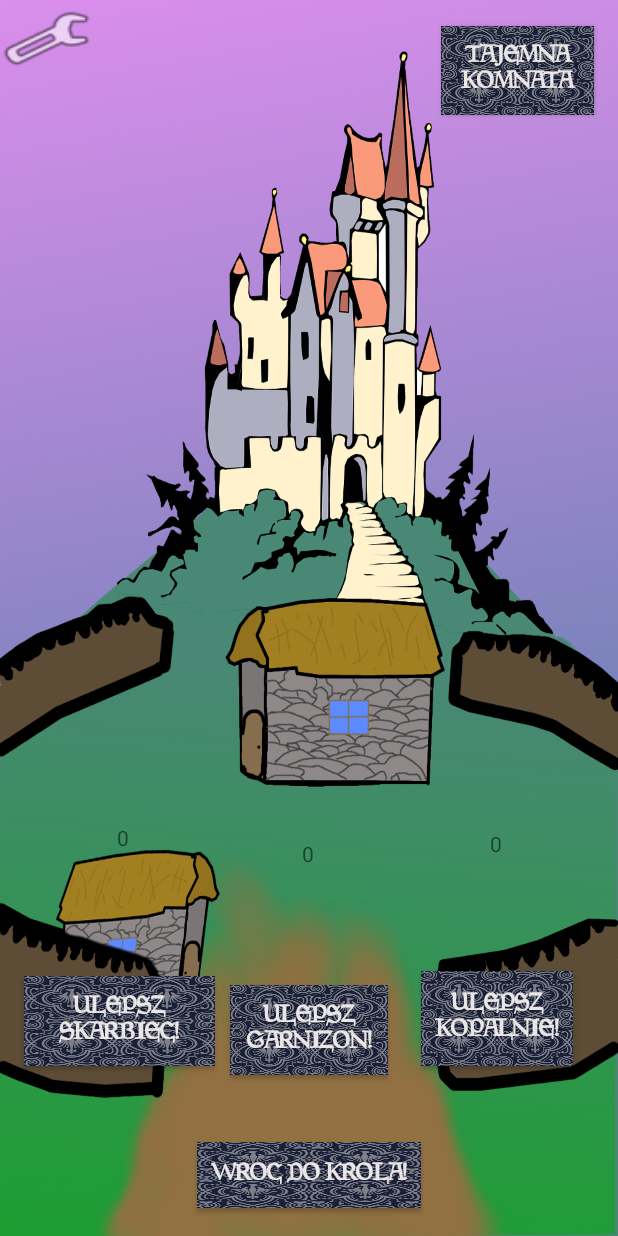
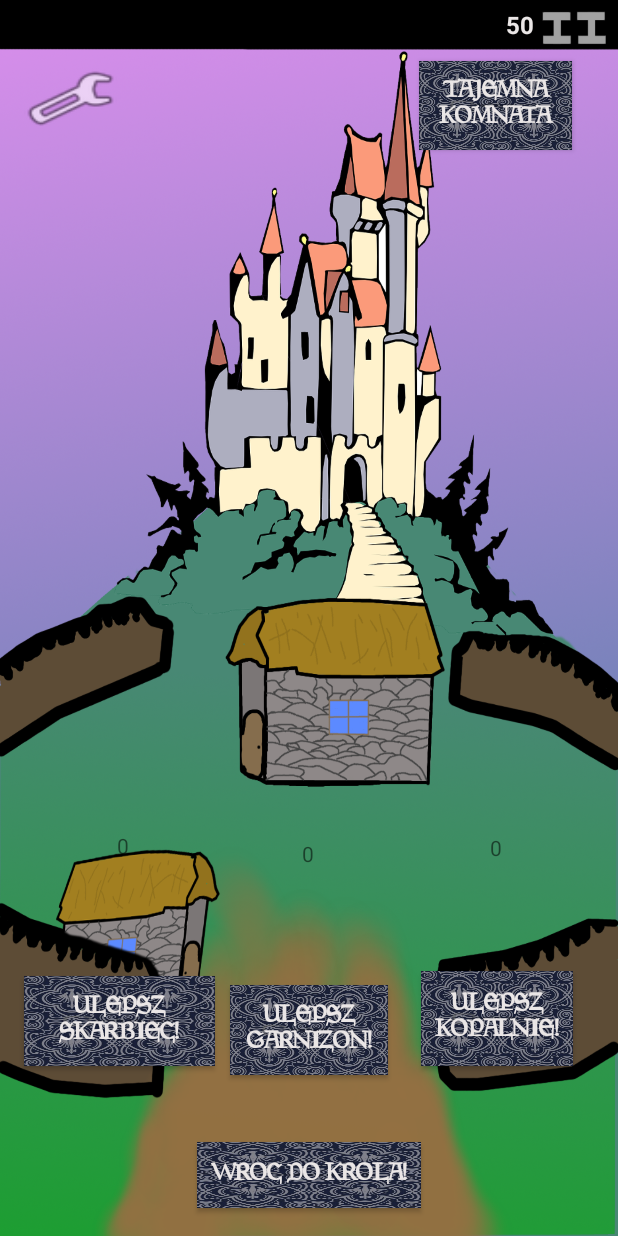
Before and after one commit to BartekWMII/Projekt-WMII, an Android app: the activity_city_upgrade screen opened directly, with no data from a screen before it, on a phone screen of 412 x 824 dp. Run offline under Robolectric (Android 15) with nearby library versions, the light colour scheme and no system bars; Roboto replaces fonts that are not available here.

Commit message:
Edytowane przez Mikolaja Cieslaka

```diff
--- a/app/src/main/java/com/example/helikoptery/activity_city_upgrade.java
+++ b/app/src/main/java/com/example/helikoptery/activity_city_upgrade.java
@@ -5,6 +5,7 @@
 import android.content.Context;
 import android.content.DialogInterface;
 import android.content.Intent;
+import android.content.SharedPreferences;
 import android.support.v7.app.AlertDialog;
 import android.support.v7.app.AppCompatActivity;
 import android.os.Bundle;
@@ -13,8 +14,13 @@
 import android.widget.TextView;
 import android.widget.Toast;
 
+import org.w3c.dom.Text;
+
 public class activity_city_upgrade extends AppCompatActivity {
 
+    private TextView textViewSkarb;
+    private TextView textViewKosz;
+    private TextView textViewKop;
     public static int miastoa;
     public static int miastoimpa;
     public static int miastob;
@@ -26,13 +32,67 @@
     private Button button,button2,button3;
     public static int goldKing,goldCity;
     public static int armyCity,armyKing;
+    public static int KwiatMiasta=0;
+    public static int DrzewoMiasta=0;
     public static int kontrol=0;
     public static int licznikQ=0;
     boolean SprCityA=false, SprCityAImp=false, SprCityBImp=false, SprCityB=false, SprCityCImp=false, SprCityC=false, SprArmyImp=false, SprArmy=false, SprGold=false, SprGoldImp=false;
     boolean SprStal=false, SprStalImp=false;
+    public static int bezpiecznik,licznik,kontrolka,counterQ,CityA,CityB,CityC;
+    public static String UpCityA, UpCityB, UpCityC;
 
     Context context = this;
 
+    @Override
+    protected void onPause() {
+        super.onPause();
+
+        SharedPreferences sharedPref = this.getPreferences(Context.MODE_PRIVATE);
+        SharedPreferences.Editor editor = sharedPref.edit();
+        editor.putString("daneA", textViewSkarb.getText().toString());
+        editor.putString("daneB", textViewKosz.getText().toString());
+        editor.putString("daneC", textViewKop.getText().toString());
+        editor.putInt("kwiat3", KwiatMiasta);
+        KwiatMiasta++;
+        Toast.makeText(activity_city_upgrade.this, "DzialaP " + UpCityA + " " + UpCityB+" "+" "+ UpCityC+" "+KwiatMiasta, Toast.LENGTH_LONG).show();
+        editor.commit();
+    }
+
+
+    @Override
+    protected void onResume () {
+        super.onResume();
+        // Toast.makeText(activity_afterMenu.this, kwiat, Toast.LENGTH_LONG).show();
+
+        if(KwiatMiasta>0)
+        {
+            super.onResume();
+            SharedPreferences sharedPref = this.getPreferences(Context.MODE_PRIVATE);
+            DrzewoMiasta = sharedPref.getInt("kwiat3", 1);
+            UpCityA = sharedPref.getString("daneA", ""); // Tekst zapisujemy do zmiennej globalnej i w metodzie OnCreate() przypisujemy do odpowiedniej kontrolki EditText: editText.setText(txt);
+            UpCityB = sharedPref.getString("daneB", ""); // Tekst zapisujemy do zmiennej globalnej i w metodzie OnCreate() przypisujemy do odpowiedniej kontrolki EditText: editText.setText(txt);
+            UpCityC = sharedPref.getString("daneC", "");
+            KwiatMiasta = DrzewoMiasta;
+            Toast.makeText(activity_city_upgrade.this, "Dziala " + UpCityA + " " + UpCityB + " " + " " + UpCityC + " " + DrzewoMiasta, Toast.LENGTH_LONG).show();
+            TextView showCountTextView = (TextView) findViewById(R.id.textViewSkarb);
+            TextView showCountTextView2 = (TextView) findViewById(R.id.textViewKoszar);
+            TextView showCountTextView3 = (TextView) findViewById(R.id.textViewKop);
+            showCountTextView.setText(String.valueOf(miastoa));
+            showCountTextView2.setText(String.valueOf(miastob));
+            showCountTextView3.setText(String.valueOf(miastoc));
+            try{
+                miastoa = Integer.parseInt(UpCityA);
+                miastob = Integer.parseInt(UpCityB);
+                miastoc = Integer.parseInt(UpCityC);
+            } catch (NumberFormatException e) {
+               // e.printStackTrace();
+            }
+
+            KwiatMiasta++;
+        }
+
+
+        }
 
 
     @Override
@@ -40,14 +100,25 @@
         super.onCreate(savedInstanceState);
         setContentView(R.layout.activity_city_upgrade);
 
+        KwiatMiasta++;
+        //textViewSkarb = findViewById(R.id.textViewSkarb);
+       //textViewKosz = findViewById(R.id.textViewKoszar);
+        //textViewKop= findViewById(R.id.textViewKop);
+
+        setContentView(R.layout.activity_city_upgrade);
+        bezpiecznik = getIntent().getIntExtra("Kod", licznik);
+        kontrolka = getIntent().getIntExtra("kontrola", counterQ);
+
         button=findViewById(R.id.SecretButton);
+        button2=findViewById(R.id.KingBack);
+
         button.setOnClickListener(new View.OnClickListener() {
             @Override
             public void onClick(View view) {
                 moveToSecret();
             }
         });
-        button2=findViewById(R.id.KingBack);
+
         button2.setOnClickListener(new View.OnClickListener() {
             @Override
             public void onClick(View view) {
@@ -66,12 +137,15 @@
         TextView showCountTextView = (TextView) findViewById(R.id.textViewSkarb);
         TextView showCountTextViewKosz=(TextView) findViewById(R.id.textViewKoszar);
         TextView showCountTextViewKop=(TextView) findViewById(R.id.textViewKop);
+        TextView showStal=(TextView) findViewById(R.id.textViewIleStal);
         String countString = showCountTextView.getText().toString();
-        String countStringb = showCountTextView.getText().toString();
-        String countStringc = showCountTextView.getText().toString();
+        String countStringb = showCountTextViewKosz.getText().toString();
+        String countStringc = showCountTextViewKop.getText().toString();
+        String countStal =  showStal.getText().toString();
         Integer miastoSa = Integer.parseInt(countString);
         Integer miastoSb = Integer.parseInt(countStringb);
         Integer miastoSc = Integer.parseInt(countStringc);
+        Integer stalinium = Integer.parseInt(countStal);
         stalimp=getIntent().getIntExtra("Stal",stal);
         miastoimpa=getIntent().getIntExtra("skarb",miastoa);
         miastoimpb=getIntent().getIntExtra("kosz",miastob);
@@ -81,10 +155,22 @@
         miastoSa=miastoa;
         miastoSb=miastob;
         miastoSc=miastoc;
+        stalinium=stal;
         showCountTextView.setText(miastoSa.toString());
         showCountTextViewKosz.setText(miastoSb.toString());
         showCountTextViewKop.setText(miastoSc.toString());
+        showStal.setText(stalinium.toString());
+        textViewSkarb=findViewById(R.id.textViewSkarb);
+        textViewKosz=findViewById(R.id.textViewKoszar);
+        textViewKop=findViewById(R.id.textViewKop);
+        KwiatMiasta++;
 
+        if(stal!=stalimp) {
+            TextView showCountTextView2 = (TextView) findViewById(R.id.textViewIleStal);
+            stal = stalimp;
+            String Bim = Integer.toString(stal);
+            showCountTextView2.setText(Bim);
+        }
     }
 
 
@@ -133,11 +219,15 @@
 
         TextView showCountTextView =
                 (TextView) findViewById(R.id.textViewSkarb);
+        TextView showCountTextView2 =
+                (TextView) findViewById(R.id.textViewIleStal);
 
-        miastoa=miastoa+miastoimpa;
+        miastoa=miastoa;
         if (SprStalImp!=SprStal)
         {
             stal = stal + stalimp;
+            String Bim=Integer.toString(stal);
+            showCountTextView2.setText(Bim);
         }
         int sprM=miastoa;
         if ((sprM+1)*10>stal)
@@ -146,10 +236,12 @@
         }
         else{
             stal=stal-(10*miastoa)-5;
-            miastoa=miastoa+1;
+            miastoa++;
             String miastostringa=Integer.toString(miastoa);
             showCountTextView.setText(miastostringa);
             SprCityA=true;
+            String Bim=Integer.toString(stal);
+            showCountTextView2.setText(Bim);
         }
     }
 
@@ -157,11 +249,15 @@
 
         TextView showCountTextView =
                 (TextView) findViewById(R.id.textViewKoszar);
+        TextView showCountTextView2 =
+                (TextView) findViewById(R.id.textViewIleStal);
 
-        miastob=miastob+miastoimpb;
+        miastob=miastob;
         if (SprStalImp!=SprStal)
         {
             stal = stal + stalimp;
+            String Bim=Integer.toString(stal);
+            showCountTextView2.setText(Bim);
         }
         int sprM=miastob;
         if ((sprM+1)*10>stal)
@@ -170,10 +266,12 @@
         }
         else{
             stal=stal-(10*miastob)-5;
-            miastob=miastob+1;
+            miastob++;
             SprCityB=true;
             String miastostringb=Integer.toString(miastob);
             showCountTextView.setText(miastostringb);
+            String Bim=Integer.toString(stal);
+            showCountTextView2.setText(Bim);
 
         }
     }
@@ -182,11 +280,15 @@
 
         TextView showCountTextView =
                 (TextView) findViewById(R.id.textViewKop);
+        TextView showCountTextView2 =
+                (TextView) findViewById(R.id.textViewIleStal);
 
-        miastoc=miastoc+miastoimpc;
+        miastoc=miastoc;
         if (SprStalImp!=SprStal)
         {
             stal = stal + stalimp;
+            String Bim=Integer.toString(stal);
+            showCountTextView2.setText(Bim);
         }
         int sprM=miastoc;
         if ((sprM+1)*10>stal)
@@ -195,10 +297,12 @@
         }
         else{
             stal=stal-(10*miastoc)-5;
-            miastoc=miastoc+1;
+            miastoc++;
             SprCityB=true;
             String miastostringc=Integer.toString(miastoc);
             showCountTextView.setText(miastostringc);
+            String Bim=Integer.toString(stal);
+            showCountTextView2.setText(Bim);
         }
     }
 }
--- a/app/src/main/res/layout/activity_city_upgrade.xml
+++ b/app/src/main/res/layout/activity_city_upgrade.xml
@@ -68,18 +68,22 @@
                 android:textStyle="bold"
                 app:layout_constraintBottom_toBottomOf="parent"
                 app:layout_constraintEnd_toEndOf="parent"
-                app:layout_constraintHorizontal_bias="0.948"
+                app:layout_constraintHorizontal_bias="0.902"
                 app:layout_constraintStart_toStartOf="parent"
                 app:layout_constraintTop_toTopOf="parent"
-                app:layout_constraintVertical_bias="0.023" />
+                app:layout_constraintVertical_bias="0.053" />
 
             <Button
                 android:id="@+id/SettingsButton"
                 android:layout_width="62dp"
                 android:layout_height="51dp"
                 android:background="@android:drawable/ic_menu_manage"
-                tools:layout_editor_absoluteX="16dp"
-                tools:layout_editor_absoluteY="24dp" />
+                app:layout_constraintBottom_toBottomOf="parent"
+                app:layout_constraintEnd_toEndOf="parent"
+                app:layout_constraintHorizontal_bias="0.045"
+                app:layout_constraintStart_toStartOf="parent"
+                app:layout_constraintTop_toTopOf="parent"
+                app:layout_constraintVertical_bias="0.052" />
 
             <Button
                 android:id="@+id/button3"
@@ -157,6 +161,23 @@
                 app:layout_constraintTop_toBottomOf="@+id/SecretButton"
                 app:layout_constraintVertical_bias="0.863" />
 
+            <TextView
+                android:id="@+id/textViewIleStal"
+                android:layout_width="wrap_content"
+                android:layout_height="wrap_content"
+                android:text="0"
+                android:textColor="#EAE6E6"
+                android:textColorHighlight="#FFFFFF"
+                android:textColorHint="#FF0000"
+                android:textSize="16sp"
+                android:textStyle="bold"
+                app:layout_constraintBottom_toBottomOf="parent"
+                app:layout_constraintEnd_toEndOf="parent"
+                app:layout_constraintHorizontal_bias="0.858"
+                app:layout_constraintStart_toStartOf="parent"
+                app:layout_constraintTop_toTopOf="parent"
+                app:layout_constraintVertical_bias="0.007" />
+
         </android.support.constraint.ConstraintLayout>
     </LinearLayout>
 </RelativeLayout>
--- a/app/src/main/res/layout/activity_menu.xml
+++ b/app/src/main/res/layout/activity_menu.xml
@@ -4,15 +4,15 @@
     xmlns:tools="http://schemas.android.com/tools"
     android:layout_width="match_parent"
     android:layout_height="match_parent"
-    android:background="@drawable/tlo"
+    android:background="@drawable/stodola"
     tools:context=".activity_menu">
 
     <LinearLayout
         android:id="@+id/linearLayoutMenu1"
         android:layout_width="match_parent"
         android:layout_height="match_parent"
+        android:gravity="center"
         android:orientation="vertical"
-        android:gravity="center"
         app:layout_constraintBottom_toBottomOf="parent"
         app:layout_constraintEnd_toEndOf="parent"
         app:layout_constraintStart_toStartOf="parent"
```
Also changed, not shown: app/src/main/java/com/example/helikoptery/activity_afterMenu.java (+51 -4 lines), app/src/main/res/drawable/miastotlo.png, app/src/main/res/drawable/stodola.png.
